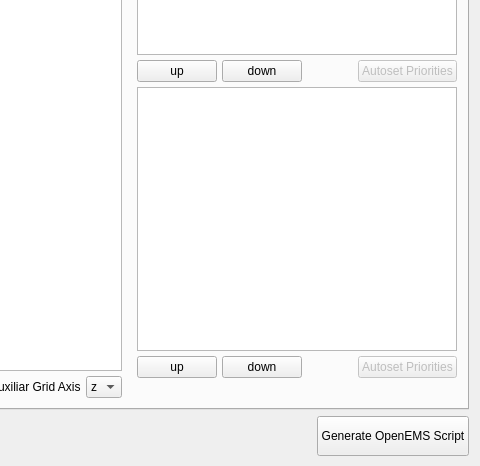
Old version of the form ui/dialog.ui in the repository LubomirJagos/FreeCAD-OpenEMS-Export; both pictures show x 650 to 1130 and y 256 to 722 of the 1130 by 722 pixel window.
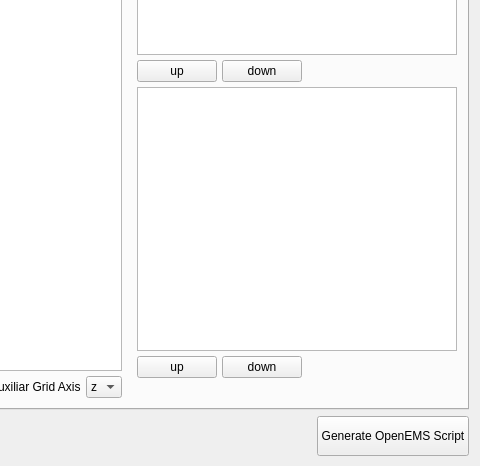
New version of the form.

Commit message: Grid priority list handling made correctly, now when added or rewritten grid settings this tree widget is handled normally, items which are not set to be top priorities are grayed so they are no active. NOW NEED TO IMPLEMENT LOGIC BEHIND THIS, IE. GENERATES OCTAVE SCRIPT RESPONSIBLE TO REFLECT THESE SETTINGS ALSO IN SIMULATION SCRIPT.

Diff of the .ui file:
```diff
--- a/ui/dialog.ui
+++ b/ui/dialog.ui
@@ -374,16 +374,6 @@
                </property>
               </spacer>
              </item>
-             <item>
-              <widget class="QPushButton" name="autosetPrioritiesButton">
-               <property name="enabled">
-                <bool>false</bool>
-               </property>
-               <property name="text">
-                <string>Autoset Priorities</string>
-               </property>
-              </widget>
-             </item>
             </layout>
            </item>
            <item>
@@ -439,16 +429,6 @@
                </property>
               </spacer>
              </item>
-             <item>
-              <widget class="QPushButton" name="autosetMeshPrioritiesButton">
-               <property name="enabled">
-                <bool>false</bool>
-               </property>
-               <property name="text">
-                <string>Autoset Priorities</string>
-               </property>
-              </widget>
-             </item>
             </layout>
            </item>
           </layout>
```
The commit also changes 1 other file.
